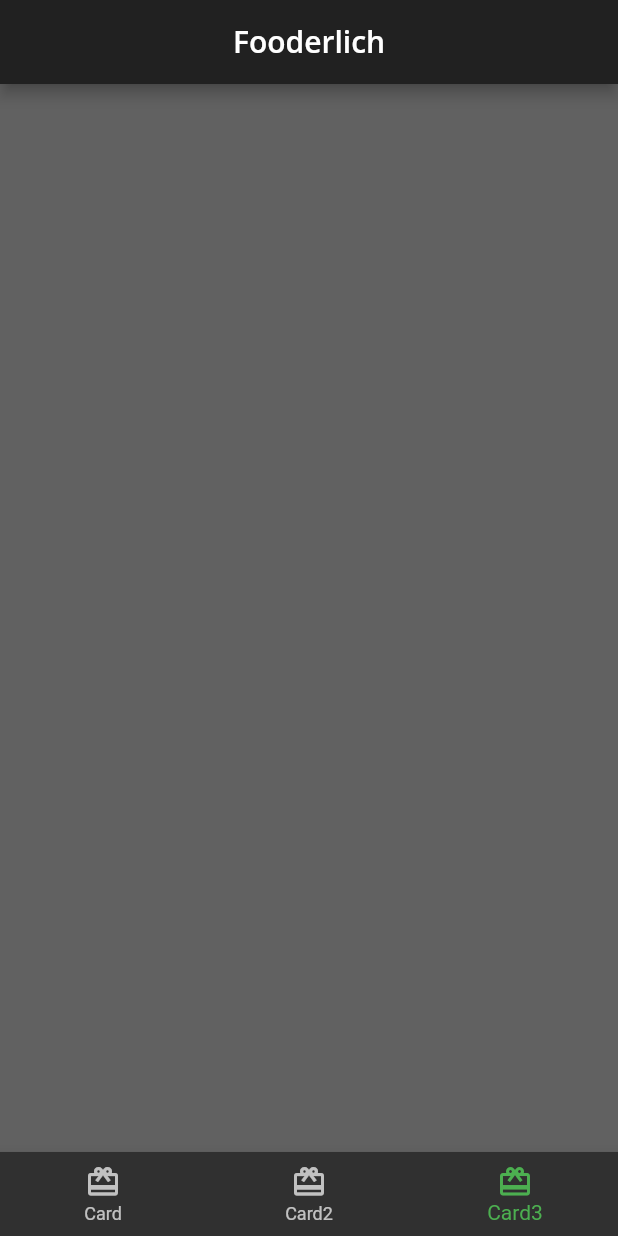
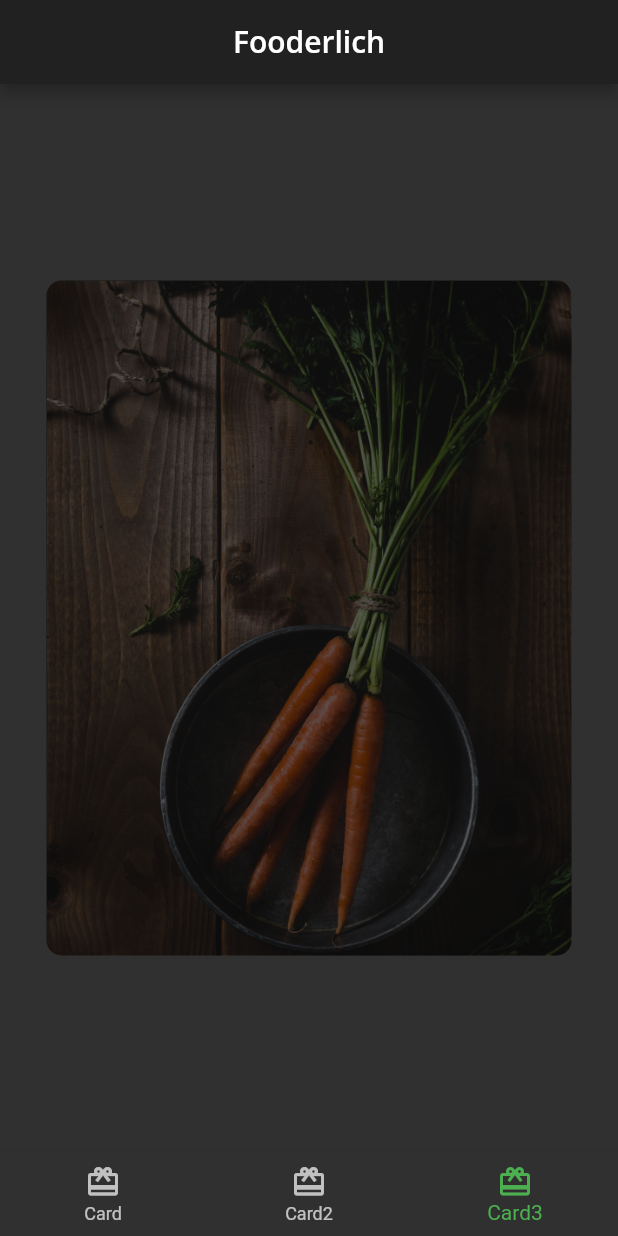
Before and after one commit to kevin2-cyber/Fooderlich, a Flutter app: the screen it shows after launch, item 3 of the bottom bar chosen, on a phone screen of 412 x 824 dp. Run offline on Flutter 3.47's test engine with Material 2 defaults, Android fonts, the phone set to English and light mode, and no system bars; our stand-ins replace google_fonts.

Commit message:
added a dark grey overlay on the background image

```diff
--- a/lib/view/screens/cards/card3.dart
+++ b/lib/view/screens/cards/card3.dart
@@ -1,20 +1,35 @@
 import 'package:flutter/material.dart';
-
 
 class Card3 extends StatelessWidget {
   const Card3({Key? key}) : super(key: key);
 
-  final String category = 'Editor\'s choice';
-  final String title = 'The Art of Dough';
-  final String description = 'Learn to make the perfect bread';
-  final String chef = 'Ray Wenderlich';
-
   @override
   Widget build(BuildContext context) {
     return Center(
-      //TODO: Card1 decorate container
       child: Container(
-        color: Colors.grey.shade700 ,
+        constraints: const BoxConstraints.expand(
+          width: 350,
+          height: 450,
+        ),
+        decoration: const BoxDecoration(
+          image: DecorationImage(
+            image: AssetImage('assets/mag2.png'),
+            fit: BoxFit.cover,
+          ),
+          borderRadius: BorderRadius.all(Radius.circular(10.0)),
+        ),
+        child: Stack(
+          children: [
+            Container(
+              decoration: BoxDecoration(
+                color: Colors.black.withOpacity(0.6),
+                borderRadius: const BorderRadius.all(Radius.circular(10.0)),
+              ),
+            ),
+            //TODO: add container, column, iicon and Text
+            //TODO: add center widget with chip widget children
+          ],
+        ),
       ),
     );
   }
```
